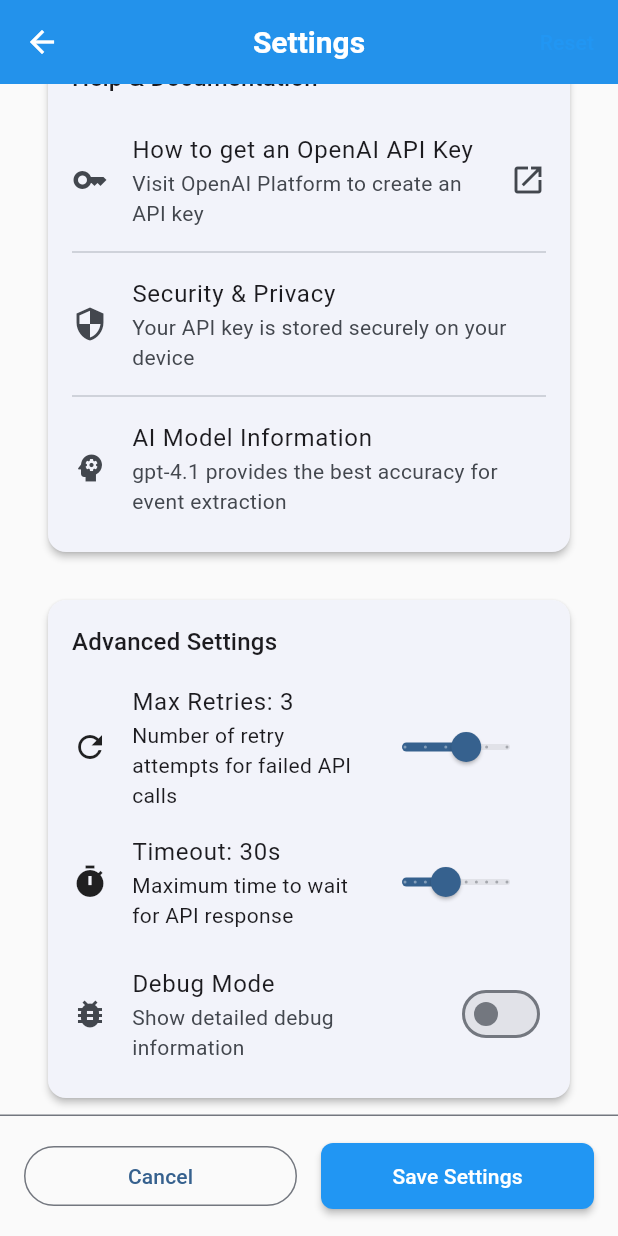
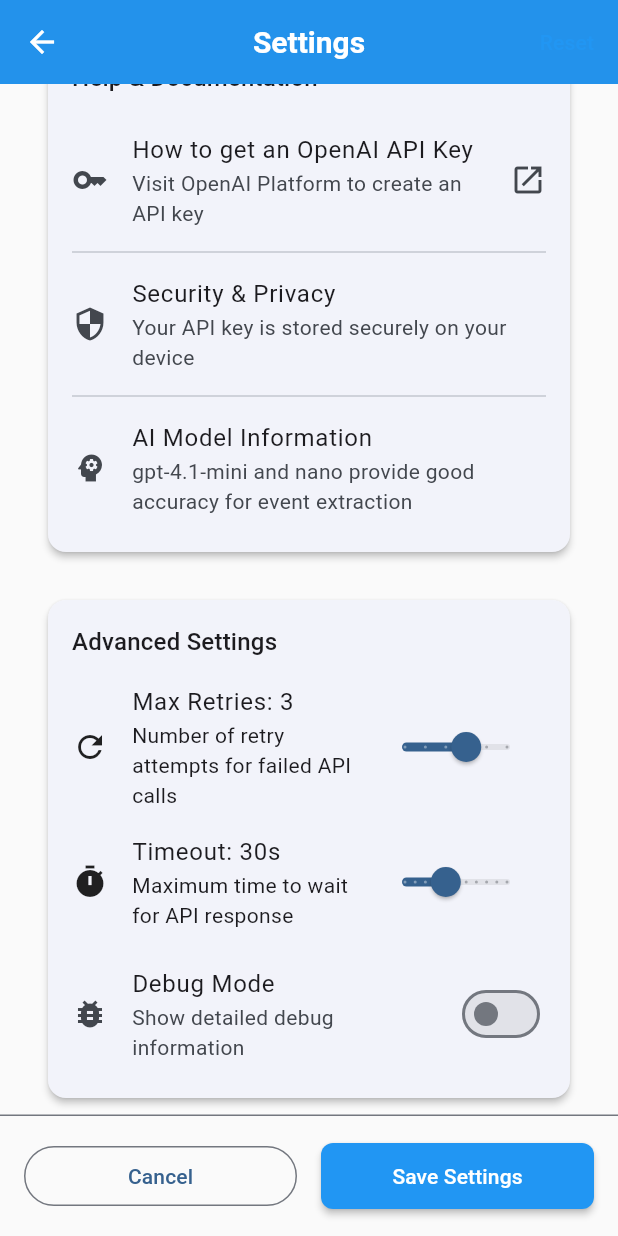
Before and after one commit to nahu02/EventSnap2, a Flutter app: the SettingsScreen screen opened by its route, scrolled down 576 dp, on a phone screen of 412 x 824 dp. Run offline on Flutter 3.47's test engine with Material 3 defaults, Android fonts, the phone set to English and light mode, and no system bars; our stand-ins replace flutter_secure_storage, shared_preferences; missing offline and left inert: dart_openai, ical; accounts and stored records are empty.

Commit message:
gpt 4.1-mini and nano recommended

```diff
--- a/lib/screens/settings_screen.dart
+++ b/lib/screens/settings_screen.dart
@@ -577,7 +577,8 @@ class _SettingsScreenState extends State<SettingsScreen> {
                                                 model,
                                                 overflow: TextOverflow.ellipsis,
                                               ),
-                                              if (model == 'gpt-4.1')
+                                              if (model == 'gpt-4.1-nano' ||
+                                                  model == 'gpt-4.1-mini')
                                                 Container(
                                                   margin: const EdgeInsets.only(
                                                     left: 8.0,
@@ -710,7 +711,7 @@ class _SettingsScreenState extends State<SettingsScreen> {
                             leading: Icon(Icons.psychology),
                             title: Text('AI Model Information'),
                             subtitle: Text(
-                              'gpt-4.1 provides the best accuracy for event extraction',
+                              'gpt-4.1-mini and nano provide good accuracy for event extraction',
                             ),
                             contentPadding: EdgeInsets.zero,
                           ),
```
